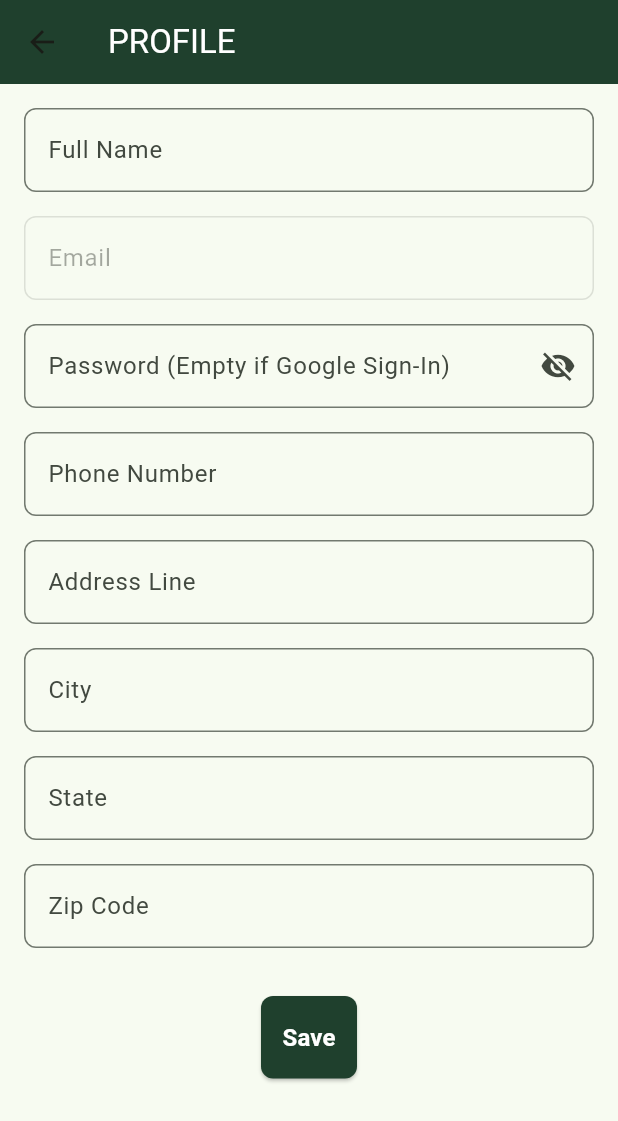
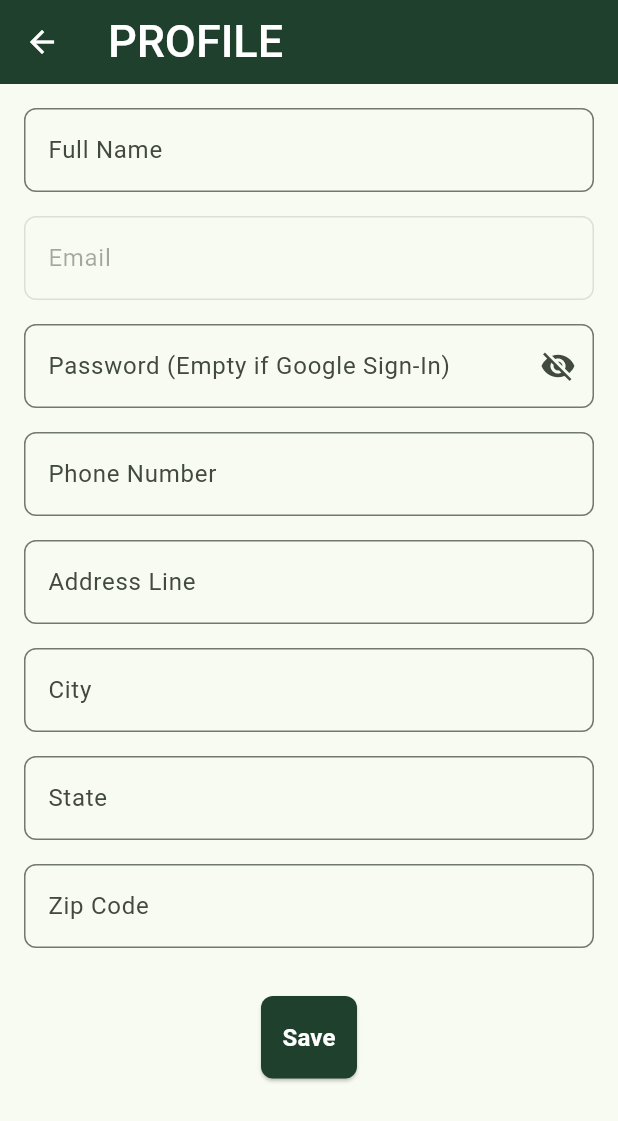
Before and after one commit to nikhil-s1nha/Resport, a Flutter app: the ProfileScreen screen opened by its route, on a phone screen of 412 x 824 dp. Shown: the top 1121 px of the screen. Run offline on Flutter 3.47's test engine with Material 3 defaults, Android fonts, the phone set to English and light mode, and no system bars; our stand-ins replace cloud_firestore, firebase_auth, firebase_core, firebase_database, firebase_storage, google_sign_in and 1 more; accounts and stored records are empty; statements that could not run were skipped.

Commit message:
white back button + bigger titles

```diff
--- a/lib/screens/get_screen.dart
+++ b/lib/screens/get_screen.dart
@@ -88,10 +88,15 @@ class _GetScreenState extends State<GetScreen> {
   Widget build(BuildContext context) {
     return Scaffold(
       appBar: AppBar(
+        leading: BackButton(
+          color: Colors.white,
+        ),
         title: const Text(
           "GET",
           style: TextStyle(
             color: Colors.white,
+            fontSize: 30,
+            fontWeight: FontWeight.w500
           ),
         ),
         backgroundColor: const Color(0xFF1F402D), // Olive green color
--- a/lib/screens/give_screen.dart
+++ b/lib/screens/give_screen.dart
@@ -168,10 +168,15 @@ class GiveScreenState extends State<GiveScreen> {
   Widget build(BuildContext context) {
     return Scaffold(
       appBar: AppBar(
+        leading: BackButton(
+          color: Colors.white,
+        ),
         title: const Text(
           "GIVE",
           style: TextStyle(
             color: Colors.white,
+            fontSize: 30,
+            fontWeight: FontWeight.w500
           ),
         ),
         backgroundColor: const Color(0xFF1F402D), // Olive green color
--- a/lib/screens/home_screen.dart
+++ b/lib/screens/home_screen.dart
@@ -58,6 +58,8 @@ class _HomeScreenState extends State<HomeScreen> {
             "HOME",
             style: TextStyle(
               color: Colors.white,
+              fontSize: 30,
+              fontWeight: FontWeight.w500
             )),
         backgroundColor: const Color(0xFF1F402D), // Olive green color
         actions: isAuthenticated
--- a/lib/screens/profile_screen.dart
+++ b/lib/screens/profile_screen.dart
@@ -100,9 +100,16 @@ class _ProfileScreenState extends State<ProfileScreen> {
   Widget build(BuildContext context) {
     return Scaffold(
       appBar: AppBar(
+        leading: BackButton(
+          color: Colors.white,
+        ),
         title: const Text(
           'PROFILE',
-          style: TextStyle(color: Colors.white),
+          style: TextStyle(
+            color: Colors.white,
+            fontSize: 30,
+            fontWeight: FontWeight.w500
+          ),
         ),
         backgroundColor: const Color(0xFF1F402D), // Olive green color
       ),
--- a/lib/screens/sign_in_screen.dart
+++ b/lib/screens/sign_in_screen.dart
@@ -84,10 +84,15 @@ class SignInScreenState extends State<SignInScreen> {
   Widget build(BuildContext context) {
     return Scaffold(
       appBar: AppBar(
+        leading: BackButton(
+          color: Colors.white,
+        ),
         title: const Text(
           "SIGN IN",
           style: TextStyle(
             color: Colors.white,
+            fontSize: 30,
+            fontWeight: FontWeight.w500
           ),
         ),
         backgroundColor: const Color(0xFF1F402D), // Olive green color
--- a/lib/screens/sign_up_screen.dart
+++ b/lib/screens/sign_up_screen.dart
@@ -149,10 +149,15 @@ class SignUpScreenState extends State<SignUpScreen> {
   Widget build(BuildContext context) {
     return Scaffold(
       appBar: AppBar(
+        leading: BackButton(
+          color: Colors.white, // Make it white
+        ),
         title: const Text(
           "SIGN UP",
           style: TextStyle(
             color: Colors.white,
+            fontSize: 30,
+            fontWeight: FontWeight.w500,
           ),
         ),
         backgroundColor: const Color(0xFF1F402D), // Olive green color
```
Also changed, not shown: lib/screens/want_screen.dart (+8 -1 lines).
